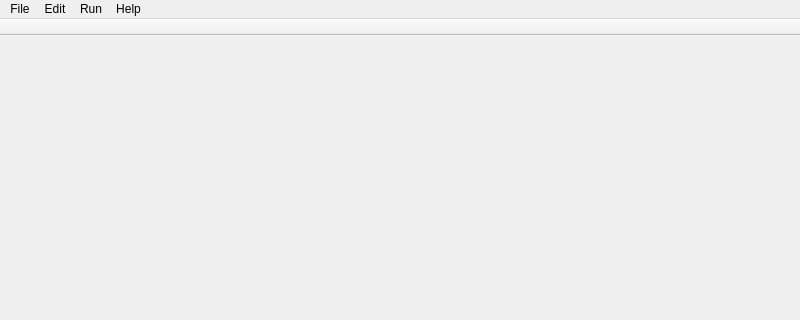
Qt form pride/UI/main_window.ui (dvoraj75/pride) before a commit; both pictures show x 0 to 800 and y 0 to 320 of the 800 by 600 pixel window.
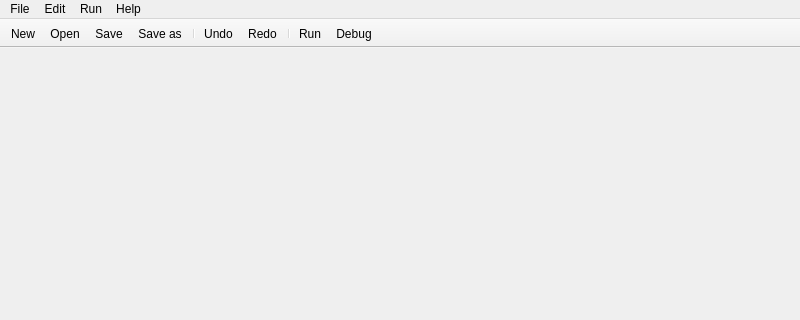
The same form after that commit. Icons and pictures are not drawn.

Commit message: Action buttons to the top toolbar

Diff of the .ui file:
```diff
--- a/pride/UI/main_window.ui
+++ b/pride/UI/main_window.ui
@@ -89,6 +89,16 @@
    <attribute name="toolBarBreak">
     <bool>false</bool>
    </attribute>
+   <addaction name="actionNew"/>
+   <addaction name="actionOpen"/>
+   <addaction name="actionSave"/>
+   <addaction name="actionSave_as"/>
+   <addaction name="separator"/>
+   <addaction name="actionUndo"/>
+   <addaction name="actionRedo"/>
+   <addaction name="separator"/>
+   <addaction name="actionRun"/>
+   <addaction name="actionDebug"/>
   </widget>
   <action name="actionNew">
    <property name="icon">
```
The commit also changes 2 other files.
